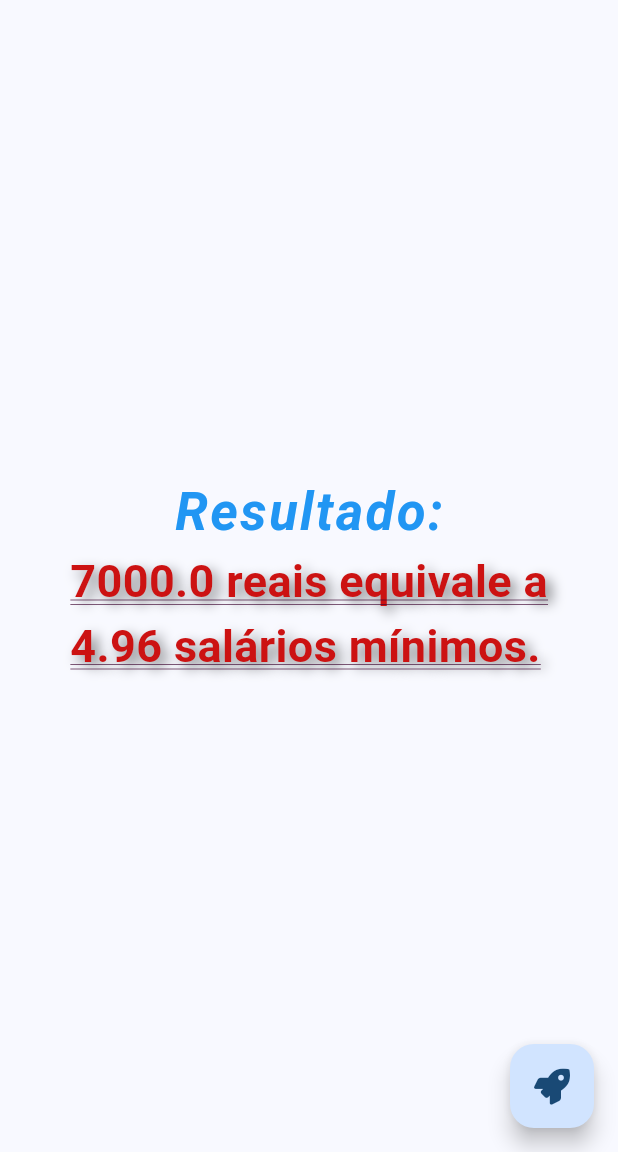
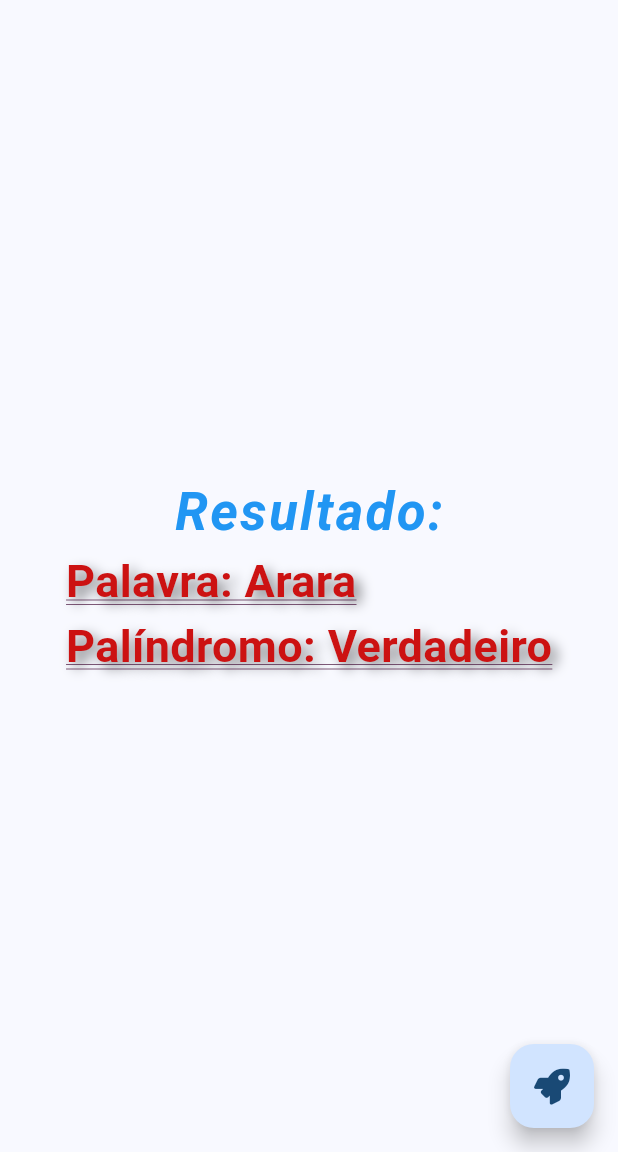
Before and after one commit to MateusOliveira991/projeto-flutter-modulo2, a Flutter app: the screen it shows after launch, after a tap on an icon or button, on a phone screen of 412 x 824 dp, the part 84-1236 px from its top. Run offline on Flutter 3.47's test engine with Material 3 defaults, Android fonts, the phone set to English and light mode, and no system bars; our stand-ins replace font_awesome_flutter.

Commit message:
feat: verificar se uma palavra é palíndromo.

```diff
--- a/lib/main.dart
+++ b/lib/main.dart
@@ -199,6 +199,28 @@ class _MyHomePageState extends State<MyHomePage> {
     });
   }
 
+  /// Escreva um método que determina se uma palavra ou frase é um palíndromo, ou seja,
+  /// a palavra pode ser lida de da esquerda para a direita ou ao contrário, ignorando pontuação,
+  /// números e qualquer outro caracter que não seja uma letra.
+  /// Considere também que não há diferenças entre letras maiúsculas e minúsculas. Exemplos de palíndromo: Ana, madam, Arara.
+  void _desafio16(){
+    String word = 'Arara';
+    var onlyLetters = word.replaceAll(RegExp('[^A-Za-z]'),'').split('');
+    String reversed = onlyLetters.reversed.join();
+
+    String palindrome = 'Falso';
+
+    if (word.toLowerCase() == reversed.toLowerCase()) {
+      palindrome = 'Verdadeiro';
+    }
+
+    setState(() {
+      _result = 'Palavra: $word\nPalíndromo: $palindrome';
+    });
+
+    return ;
+  }
+
   //Desafio 17
   //Crie uma função que inicialize um número e imprime uma mensagem dizendo se ele é ou não é um número primo.
 
@@ -275,8 +297,8 @@ class _MyHomePageState extends State<MyHomePage> {
         ),
       ),
       floatingActionButton: FloatingActionButton(
-        onPressed: _desafio7,
-        tooltip: '_desafio7',
+        onPressed: _desafio16,
+        tooltip: '_desafio16',
         child: const Icon(FontAwesomeIcons.rocket),
       ),
     );
```
